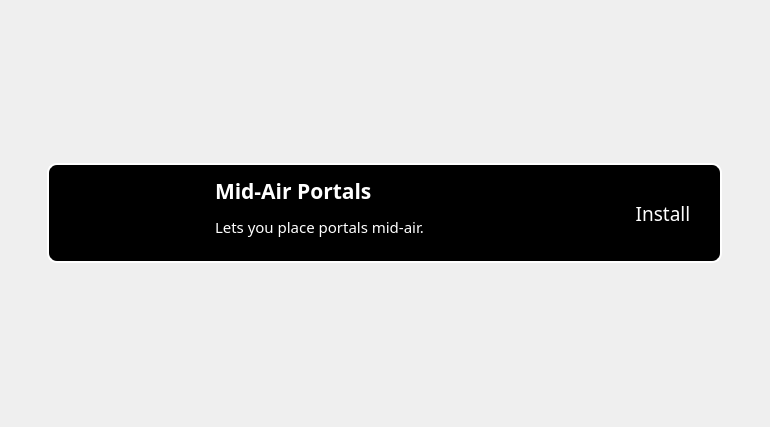
The window that ui/PackageItem.ui (p2r3/spplice-cpp) describes before a commit, drawn with Qt 5.
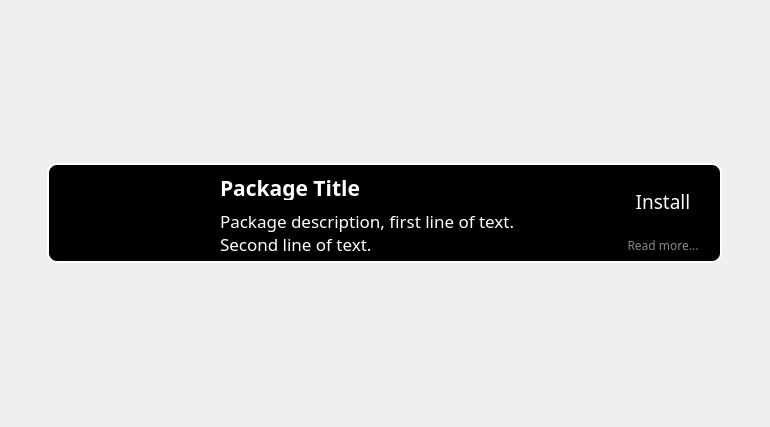
The same window after the commit.

Commit message: finalize package list design

What changed in the file:
```diff
--- a/ui/PackageItem.ui
+++ b/ui/PackageItem.ui
@@ -12,7 +12,8 @@
   </property>
   <property name="font">
    <font>
-    <pointsize>11</pointsize>
+    <family>Quicksand Light</family>
+    <pointsize>12</pointsize>
    </font>
   </property>
   <property name="windowTitle">
@@ -26,10 +27,35 @@
 }
 QLabel, QPushButton {
 	color: #fff;
+	border: none;
+}
+#PackageIcon {
+	border-radius: 10px;
+}
+#PackageInstallButton::hover {
+	color: #17C0E9;
+}
+#PackageInfoButton {
+	color: #888;
+}
+#PackageInfoButton::hover {
+	color: #fff;
 }</string>
   </property>
   <layout class="QGridLayout" name="gridLayout">
-   <item row="0" column="1">
+   <property name="leftMargin">
+    <number>40</number>
+   </property>
+   <property name="topMargin">
+    <number>7</number>
+   </property>
+   <property name="rightMargin">
+    <number>40</number>
+   </property>
+   <property name="bottomMargin">
+    <number>7</number>
+   </property>
+   <item row="0" column="0">
     <widget class="QFrame" name="PackageFrame">
      <property name="sizePolicy">
       <sizepolicy hsizetype="Fixed" vsizetype="Fixed">
@@ -61,7 +87,7 @@
      <property name="frameShadow">
       <enum>QFrame::Raised</enum>
      </property>
-     <layout class="QGridLayout" name="gridLayout_2">
+     <layout class="QHBoxLayout" name="horizontalLayout">
       <property name="leftMargin">
        <number>7</number>
       </property>
@@ -74,24 +100,24 @@
       <property name="bottomMargin">
        <number>7</number>
       </property>
-      <item row="2" column="0">
+      <item>
        <widget class="QLabel" name="PackageIcon">
+        <property name="sizePolicy">
+         <sizepolicy hsizetype="Expanding" vsizetype="Expanding">
+          <horstretch>0</horstretch>
+          <verstretch>0</verstretch>
+         </sizepolicy>
+        </property>
         <property name="minimumSize">
          <size>
           <width>153</width>
-          <height>86</height>
+          <height>82</height>
          </size>
         </property>
         <property name="maximumSize">
          <size>
           <width>153</width>
-          <height>86</height>
-         </size>
-        </property>
-        <property name="baseSize">
-         <size>
-          <width>100</width>
-          <height>100</height>
+          <height>82</height>
          </size>
         </property>
         <property name="text">
@@ -99,10 +125,31 @@
         </property>
        </widget>
       </item>
-      <item row="2" column="1">
+      <item>
        <layout class="QVBoxLayout" name="PackageText">
+        <property name="leftMargin">
+         <number>5</number>
+        </property>
         <item>
          <widget class="QLabel" name="PackageTitle">
+          <property name="sizePolicy">
+           <sizepolicy hsizetype="Expanding" vsizetype="Preferred">
+            <horstretch>0</horstretch>
+            <verstretch>0</verstretch>
+           </sizepolicy>
+          </property>
+          <property name="minimumSize">
+           <size>
+            <width>0</width>
+            <height>25</height>
+           </size>
+          </property>
+          <property name="maximumSize">
+           <size>
+            <width>16777215</width>
+            <height>25</height>
+           </size>
+          </property>
           <property name="font">
            <font>
             <family>Quicksand</family>
@@ -112,40 +159,64 @@
            </font>
           </property>
           <property name="text">
-           <string>Mid-Air Portals</string>
+           <string>Package Title</string>
           </property>
          </widget>
         </item>
         <item>
          <widget class="QLabel" name="PackageDescription">
+          <property name="sizePolicy">
+           <sizepolicy hsizetype="Expanding" vsizetype="Preferred">
+            <horstretch>0</horstretch>
+            <verstretch>0</verstretch>
+           </sizepolicy>
+          </property>
+          <property name="maximumSize">
+           <size>
+            <width>16777215</width>
+            <height>42</height>
+           </size>
+          </property>
           <property name="font">
            <font>
             <family>Quicksand Light</family>
-            <pointsize>11</pointsize>
+            <pointsize>13</pointsize>
            </font>
           </property>
           <property name="text">
-           <string>Lets you place portals mid-air.</string>
+           <string>Package description, first line of text. 
+Second line of text.</string>
           </property>
           <property name="alignment">
            <set>Qt::AlignLeading|Qt::AlignLeft|Qt::AlignTop</set>
           </property>
+          <property name="wordWrap">
+           <bool>true</bool>
+          </property>
          </widget>
         </item>
        </layout>
       </item>
-      <item row="2" column="2">
-       <widget class="QPushButton" name="PackageButton">
+      <item>
+       <layout class="QVBoxLayout" name="verticalLayout">
+        <item>
+         <widget class="QPushButton" name="PackageInstallButton">
+          <property name="sizePolicy">
+           <sizepolicy hsizetype="Minimum" vsizetype="Expanding">
+            <horstretch>0</horstretch>
+            <verstretch>0</verstretch>
+           </sizepolicy>
+          </property>
         <property name="minimumSize">
          <size>
           <width>100</width>
-          <height>40</height>
+            <height>0</height>
          </size>
         </property>
         <property name="maximumSize">
          <size>
           <width>100</width>
-          <height>40</height>
+            <height>16777215</height>
          </size>
         </property>
         <property name="font">
@@ -162,34 +233,28 @@
         </property>
        </widget>
       </item>
-     </layout>
-    </widget>
-   </item>
-   <item row="0" column="0">
-    <spacer name="SpacerL">
-     <property name="orientation">
-      <enum>Qt::Horizontal</enum>
-     </property>
-     <property name="sizeHint" stdset="0">
-      <size>
-       <width>40</width>
-       <height>20</height>
-      </size>
-     </property>
-    </spacer>
-   </item>
-   <item row="0" column="2">
-    <spacer name="SpacerR">
-     <property name="orientation">
-      <enum>Qt::Horizontal</enum>
-     </property>
-     <property name="sizeHint" stdset="0">
-      <size>
-       <width>40</width>
-       <height>20</height>
-      </size>
-     </property>
-    </spacer>
+        <item>
+         <widget class="QPushButton" name="PackageInfoButton">
+          <property name="font">
+           <font>
+            <family>Quicksand Medium</family>
+           </font>
+          </property>
+          <property name="cursor">
+           <cursorShape>PointingHandCursor</cursorShape>
+          </property>
+          <property name="text">
+           <string>Read more...</string>
+          </property>
+          <property name="flat">
+           <bool>true</bool>
+          </property>
+         </widget>
+        </item>
+       </layout>
+      </item>
+     </layout>
+    </widget>
    </item>
   </layout>
  </widget>
```
Left out of the diff: 3 changed lines with no effect on the pictures. Lines whose indentation alone changed are shown as unchanged. The commit also changes 5 other files.
